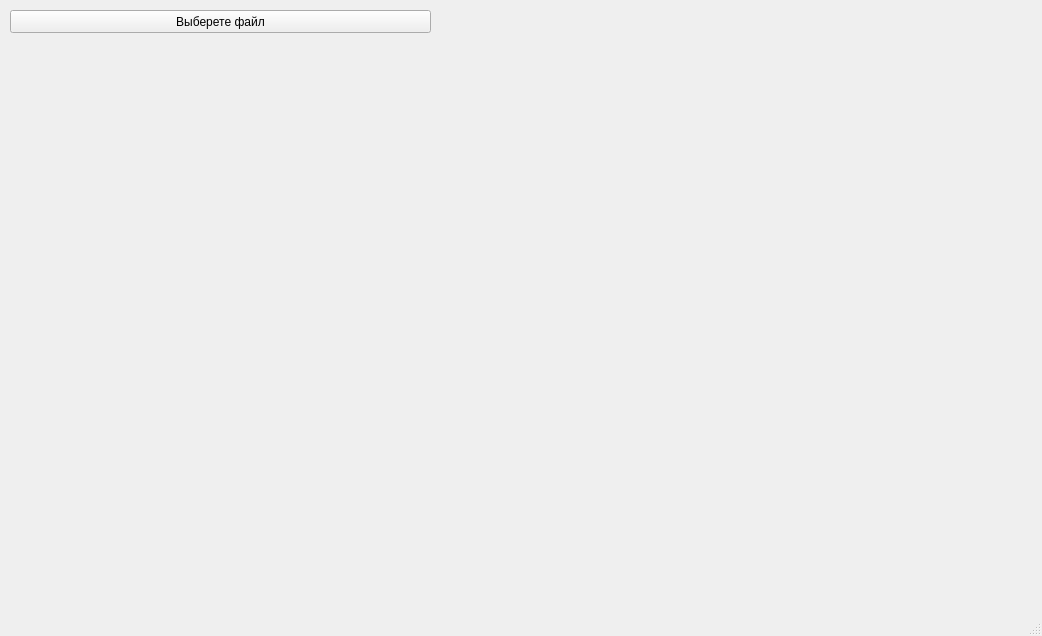
The window that GUI/untitled.ui (Spyke09/EnglishBooksAnalises) describes before a commit, drawn with Qt 5.
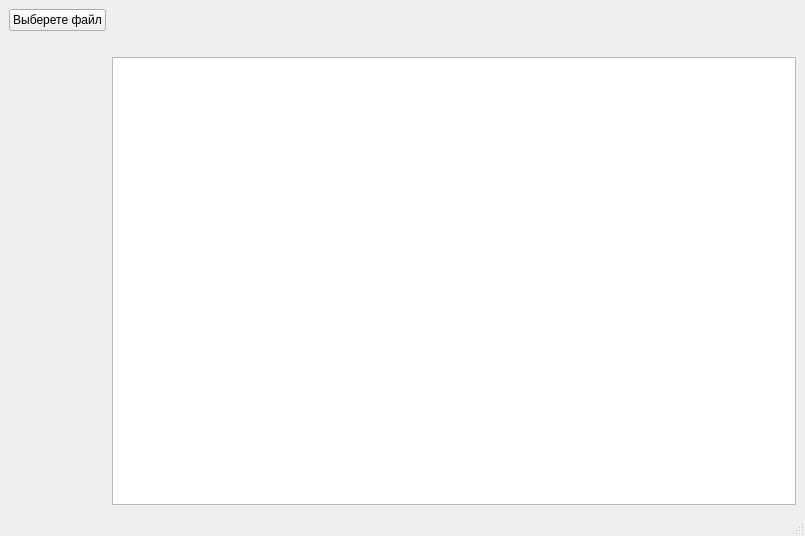
The same window after the commit.

Commit message: added list widget

What changed in the file:
```diff
--- a/GUI/untitled.ui
+++ b/GUI/untitled.ui
@@ -6,51 +6,66 @@
    <rect>
     <x>0</x>
     <y>0</y>
-    <width>1042</width>
-    <height>636</height>
+    <width>805</width>
+    <height>536</height>
    </rect>
   </property>
+  <property name="minimumSize">
+   <size>
+    <width>0</width>
+    <height>536</height>
+   </size>
+  </property>
   <property name="windowTitle">
    <string>MainWindow</string>
   </property>
   <widget class="QWidget" name="centralwidget">
-   <widget class="QPushButton" name="pushButton">
-    <property name="geometry">
-     <rect>
-      <x>10</x>
-      <y>10</y>
-      <width>421</width>
-      <height>23</height>
-     </rect>
-    </property>
-    <property name="text">
-     <string>Выберете файл</string>
-    </property>
-   </widget>
-   <widget class="QWidget" name="verticalLayoutWidget">
-    <property name="geometry">
-     <rect>
-      <x>10</x>
-      <y>90</y>
-      <width>421</width>
-      <height>341</height>
-     </rect>
-    </property>
-    <layout class="QVBoxLayout" name="verticalLayout_1"/>
-   </widget>
-   <widget class="QLabel" name="label">
-    <property name="geometry">
-     <rect>
-      <x>20</x>
-      <y>50</y>
-      <width>401</width>
-      <height>31</height>
-     </rect>
-    </property>
-    <property name="text">
-     <string/>
-    </property>
-   </widget>
+   <layout class="QHBoxLayout" name="horizontalLayout">
+    <item>
+     <layout class="QGridLayout" name="gridLayout">
+      <item row="1" column="0">
+       <widget class="QLabel" name="label">
+        <property name="text">
+         <string/>
+        </property>
+       </widget>
+      </item>
+      <item row="0" column="0">
+       <widget class="QPushButton" name="pushButton">
+        <property name="text">
+         <string>Выберете файл</string>
+        </property>
+       </widget>
+      </item>
+      <item row="2" column="1">
+       <widget class="QListWidget" name="listWidget"/>
+      </item>
+      <item row="1" column="1">
+       <widget class="QLabel" name="label_2">
+        <property name="text">
+         <string/>
+        </property>
+       </widget>
+      </item>
+      <item row="2" column="0">
+       <layout class="QVBoxLayout" name="verticalLayout_1">
+        <property name="spacing">
+         <number>6</number>
+        </property>
+        <property name="sizeConstraint">
+         <enum>QLayout::SetDefaultConstraint</enum>
+        </property>
+        <property name="leftMargin">
+         <number>0</number>
+        </property>
+        <property name="topMargin">
+         <number>0</number>
+        </property>
+       </layout>
+      </item>
+     </layout>
+    </item>
+   </layout>
   </widget>
   <widget class="QStatusBar" name="statusbar"/>
  </widget>
```
The commit also changes 10 other files.
